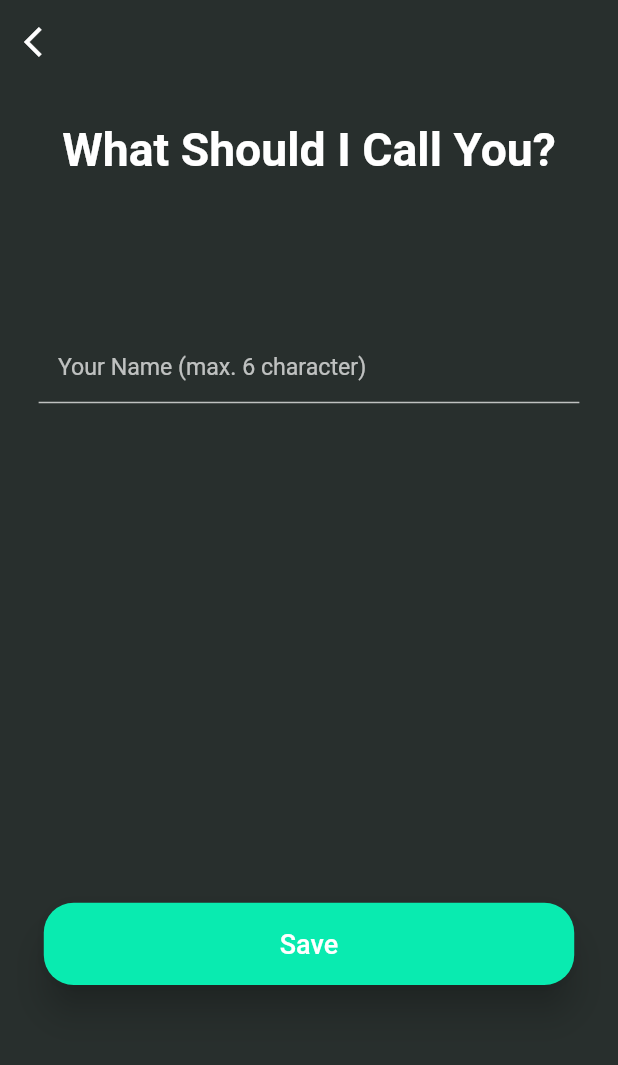
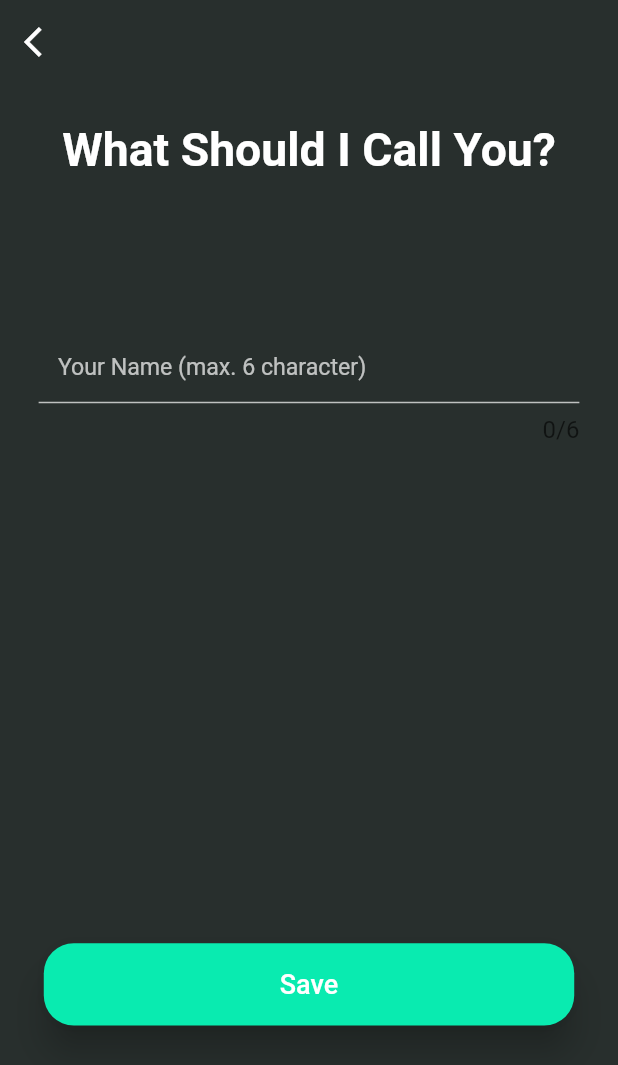
Before and after one commit to Sam21-39/Spend-Analytics, a Flutter app: the Name screen opened directly, on a phone screen of 412 x 824 dp. Shown: the top 1065 px of the screen. Run offline on Flutter 3.47's test engine with Material 2 defaults, Android fonts, the phone set to English and light mode, and no system bars; our stand-ins replace fl_chart, flutter_screenutil, flutter_svg, package_info, shared_preferences, sqflite and 1 more; accounts and stored records are empty; statements that could not run were skipped.

Commit message:
name length changed

```diff
--- a/spend_analytics/lib/Screens/Onboarding/name.dart
+++ b/spend_analytics/lib/Screens/Onboarding/name.dart
@@ -98,12 +98,13 @@ class _NameState extends State<Name> {
                             fontSize: setScreenUtill(18.0),
                           ),
                     ),
+                    maxLength: 6,
                     onEditingComplete: () => TextInputAction.done,
                     onFieldSubmitted: (_) => FocusScope.of(context).unfocus(),
                     validator: (val) => val.isEmpty
                         ? "Required"
-                        : val.length > 6
-                            ? "Name should contain maximum 6 characters"
+                        : val.length < 2
+                            ? "Name should contain atleast 2 characters"
                             : null,
                   ),
                 ],
```
